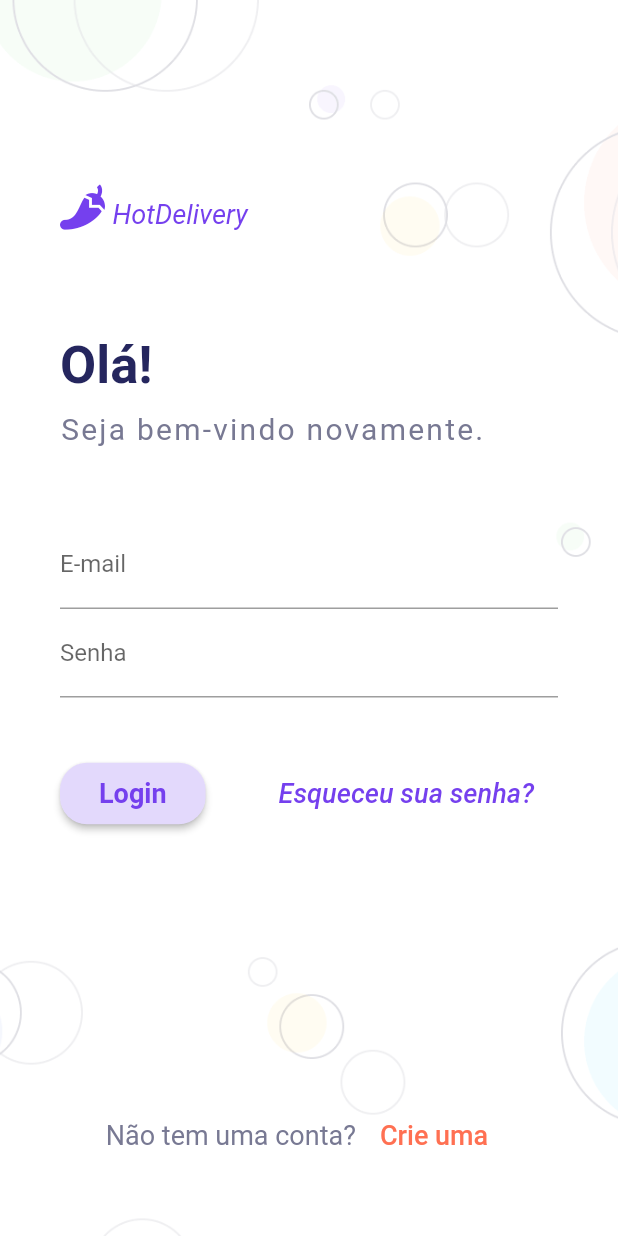
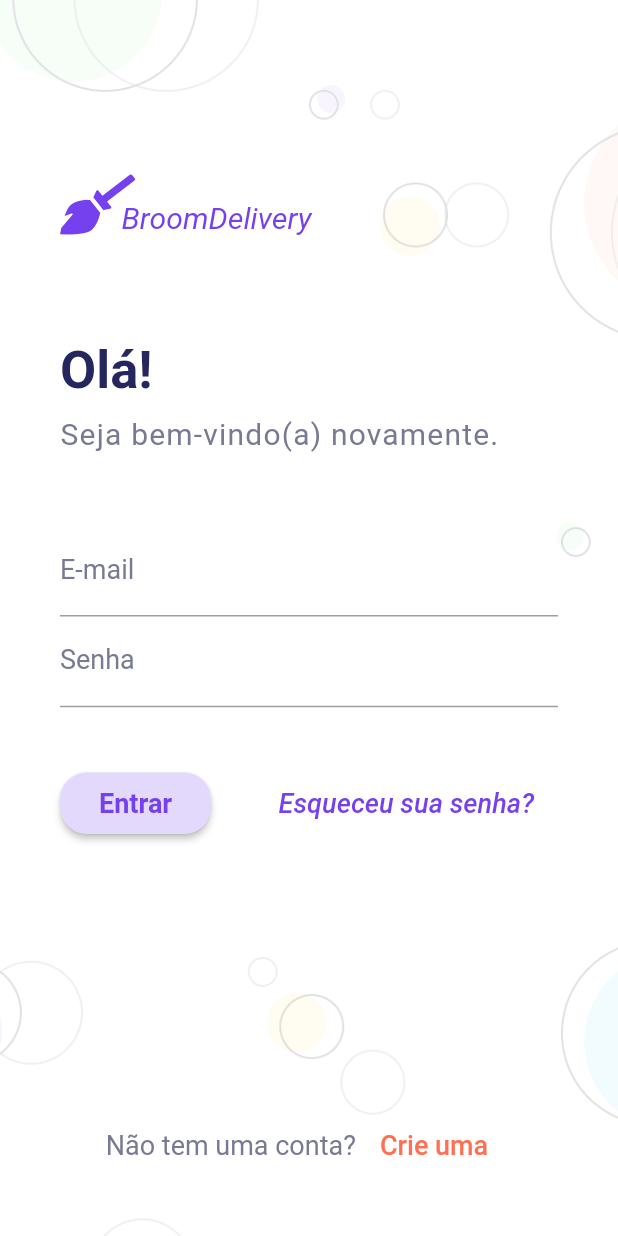
Before and after one commit to leonidasyopan/flutter-delivery-app, a Flutter app: the screen it shows after launch, on a phone screen of 412 x 824 dp. Run offline on Flutter 3.47's test engine with Material 2 defaults, Android fonts, the phone set to English and light mode, and no system bars; our stand-ins replace font_awesome_flutter, get, google_fonts; Roboto replaces fonts that are missing (Cantarell).

Commit message:
corrected details on login page

```diff
--- a/lib/login.dart
+++ b/lib/login.dart
@@ -25,16 +25,16 @@ class LoginPage extends StatelessWidget {
                 crossAxisAlignment: CrossAxisAlignment.end,
                 children: [
                   Icon(
-                    FontAwesomeIcons.pepperHot,
+                    FontAwesomeIcons.broom,
                     color: Color(0xFF7540EE),
-                    size: 30.0,
+                    size: 40.0,
                   ),
-                  SizedBox(width: 5.0),
+                  SizedBox(width: 1.0),
                   Text(
-                    'HotDelivery',
+                    'BroomDelivery',
                     style: TextStyle(
                       color: Color(0xFF7540EE),
-                      fontSize: 18.0,
+                      fontSize: 20.0,
                       fontStyle: FontStyle.italic,
                     ),
                   ),
@@ -51,23 +51,37 @@ class LoginPage extends StatelessWidget {
               ),
               SizedBox(height: 10,),
               Text(
-                'Seja bem-vindo novamente.',
+                'Seja bem-vindo(a) novamente.',
                 style: TextStyle(
                   color: Color(0xFF787993),
                   fontSize: 20.0,
-                  letterSpacing: 1.5,
+                  letterSpacing: 0.8,
                 ),
               ),
               SizedBox(height: 50,),
               TextField(
                 decoration: InputDecoration(
                   labelText: 'E-mail',
+                  labelStyle: TextStyle(
+                    color: Color(0xFF787993),
+                    fontSize: 18.0
+                  ),
+                  focusedBorder: UnderlineInputBorder(
+                    borderSide: BorderSide(color: Color(0xFF7540EE),),
+                  ),
                 ),
               ),
               TextField(
                 obscureText: true,
                 decoration: InputDecoration(
                   labelText: 'Senha',
+                  labelStyle: TextStyle(
+                    color: Color(0xFF787993),
+                    fontSize: 18.0
+                  ),
+                  focusedBorder: UnderlineInputBorder(
+                    borderSide: BorderSide(color: Color(0xFF7540EE),),
+                  ),
                 ),
               ),
               SizedBox(height: 40,),
@@ -84,7 +98,7 @@ class LoginPage extends StatelessWidget {
                     child: Padding(
                       padding: EdgeInsets.symmetric(horizontal: 10.0, vertical: 10.0),
                         child: Text(
-                        'Login',
+                        'Entrar',
                         style: TextStyle(
                           fontSize: 18,
                           fontWeight: FontWeight.bold,
```
